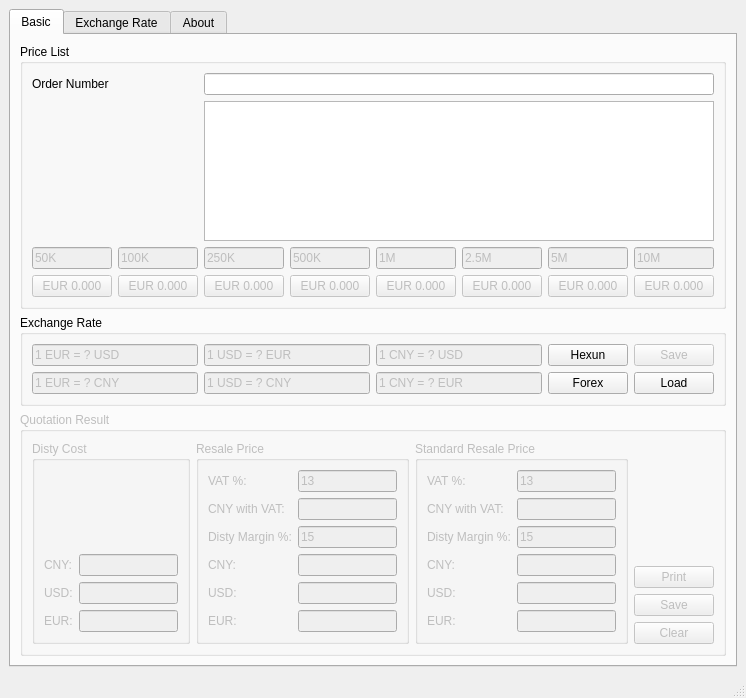
The window that main_window.ui (lgnq/EasyQuotation) describes before a commit, drawn with Qt 5.
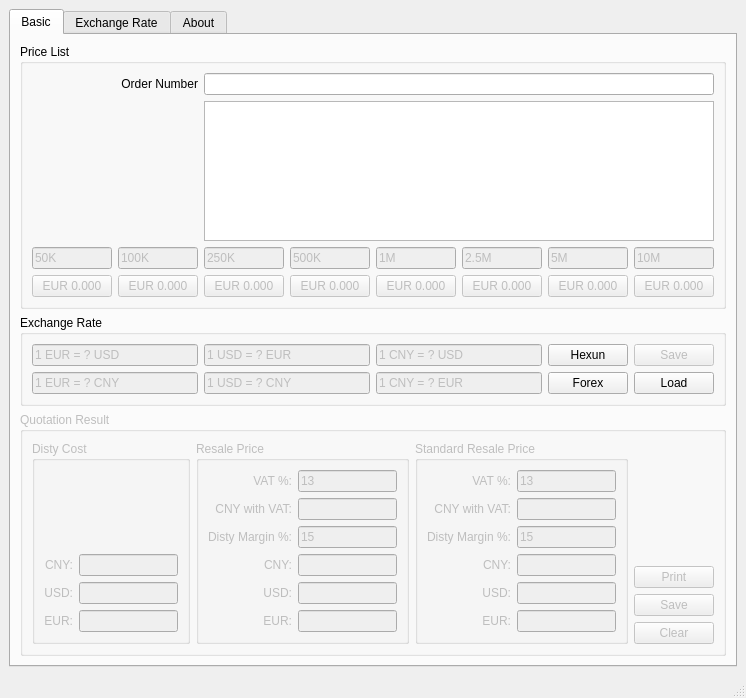
The same window after the commit. Custom widgets are drawn as their Qt base class.

Commit message: Basic UI tuning

Diff of the .ui file:
```diff
--- a/main_window.ui
+++ b/main_window.ui
@@ -185,6 +185,9 @@
              <property name="text">
               <string>Order Number</string>
              </property>
+             <property name="alignment">
+              <set>Qt::AlignRight|Qt::AlignTrailing|Qt::AlignVCenter</set>
+             </property>
             </widget>
            </item>
            <item row="3" column="2">
@@ -340,6 +343,9 @@
                 <property name="text">
                  <string>USD:</string>
                 </property>
+                <property name="alignment">
+                 <set>Qt::AlignRight|Qt::AlignTrailing|Qt::AlignVCenter</set>
+                </property>
                </widget>
               </item>
               <item row="0" column="1">
@@ -374,6 +380,9 @@
                 <property name="text">
                  <string>CNY:</string>
                 </property>
+                <property name="alignment">
+                 <set>Qt::AlignRight|Qt::AlignTrailing|Qt::AlignVCenter</set>
+                </property>
                </widget>
               </item>
               <item row="6" column="0">
@@ -381,6 +390,9 @@
                 <property name="text">
                  <string>EUR:</string>
                 </property>
+                <property name="alignment">
+                 <set>Qt::AlignRight|Qt::AlignTrailing|Qt::AlignVCenter</set>
+                </property>
                </widget>
               </item>
              </layout>
@@ -404,6 +416,9 @@
                 <property name="text">
                  <string>EUR:</string>
                 </property>
+                <property name="alignment">
+                 <set>Qt::AlignRight|Qt::AlignTrailing|Qt::AlignVCenter</set>
+                </property>
                </widget>
               </item>
               <item row="4" column="1">
@@ -418,6 +433,9 @@
                 <property name="text">
                  <string>CNY:</string>
                 </property>
+                <property name="alignment">
+                 <set>Qt::AlignRight|Qt::AlignTrailing|Qt::AlignVCenter</set>
+                </property>
                </widget>
               </item>
               <item row="7" column="1">
@@ -432,6 +450,9 @@
                 <property name="text">
                  <string>CNY with VAT:</string>
                 </property>
+                <property name="alignment">
+                 <set>Qt::AlignRight|Qt::AlignTrailing|Qt::AlignVCenter</set>
+                </property>
                </widget>
               </item>
               <item row="9" column="0">
@@ -439,6 +460,9 @@
                 <property name="text">
                  <string>USD:</string>
                 </property>
+                <property name="alignment">
+                 <set>Qt::AlignRight|Qt::AlignTrailing|Qt::AlignVCenter</set>
+                </property>
                </widget>
               </item>
               <item row="9" column="1">
@@ -460,6 +484,9 @@
                 <property name="text">
                  <string>VAT %:</string>
                 </property>
+                <property name="alignment">
+                 <set>Qt::AlignRight|Qt::AlignTrailing|Qt::AlignVCenter</set>
+                </property>
                </widget>
               </item>
               <item row="5" column="0">
@@ -467,6 +494,9 @@
                 <property name="text">
                  <string>Disty Margin %:</string>
                 </property>
+                <property name="alignment">
+                 <set>Qt::AlignRight|Qt::AlignTrailing|Qt::AlignVCenter</set>
+                </property>
                </widget>
               </item>
               <item row="5" column="1">
@@ -504,6 +534,9 @@
                 <property name="text">
                  <string>EUR:</string>
                 </property>
+                <property name="alignment">
+                 <set>Qt::AlignRight|Qt::AlignTrailing|Qt::AlignVCenter</set>
+                </property>
                </widget>
               </item>
               <item row="5" column="0">
@@ -511,6 +544,9 @@
                 <property name="text">
                  <string>CNY:</string>
                 </property>
+                <property name="alignment">
+                 <set>Qt::AlignRight|Qt::AlignTrailing|Qt::AlignVCenter</set>
+                </property>
                </widget>
               </item>
               <item row="7" column="1">
@@ -539,6 +575,9 @@
                 <property name="text">
                  <string>USD:</string>
                 </property>
+                <property name="alignment">
+                 <set>Qt::AlignRight|Qt::AlignTrailing|Qt::AlignVCenter</set>
+                </property>
                </widget>
               </item>
               <item row="2" column="0">
@@ -546,6 +585,9 @@
                 <property name="text">
                  <string>CNY with VAT:</string>
                 </property>
+                <property name="alignment">
+                 <set>Qt::AlignRight|Qt::AlignTrailing|Qt::AlignVCenter</set>
+                </property>
                </widget>
               </item>
               <item row="1" column="0">
@@ -553,6 +595,9 @@
                 <property name="text">
                  <string>VAT %:</string>
                 </property>
+                <property name="alignment">
+                 <set>Qt::AlignRight|Qt::AlignTrailing|Qt::AlignVCenter</set>
+                </property>
                </widget>
               </item>
               <item row="3" column="0">
@@ -560,6 +605,9 @@
                 <property name="text">
                  <string>Disty Margin %:</string>
                 </property>
+                <property name="alignment">
+                 <set>Qt::AlignRight|Qt::AlignTrailing|Qt::AlignVCenter</set>
+                </property>
                </widget>
               </item>
               <item row="3" column="1">
```
The commit also changes 1 other file.
